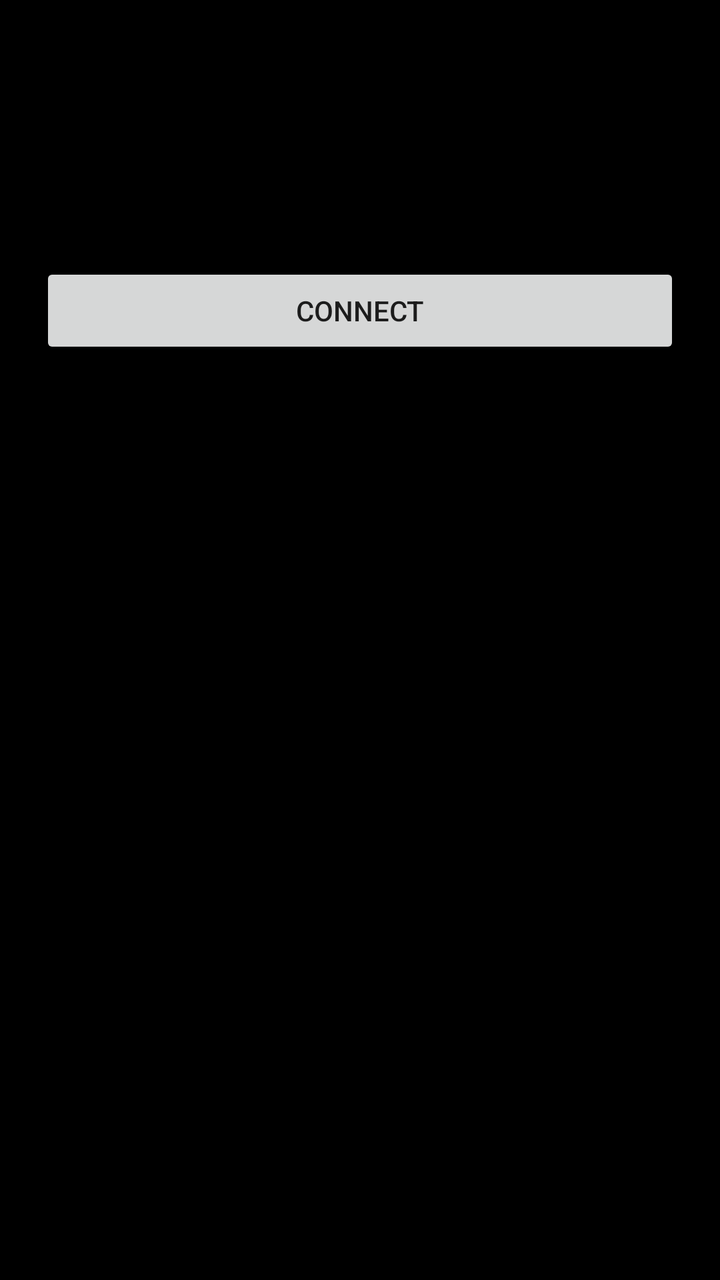
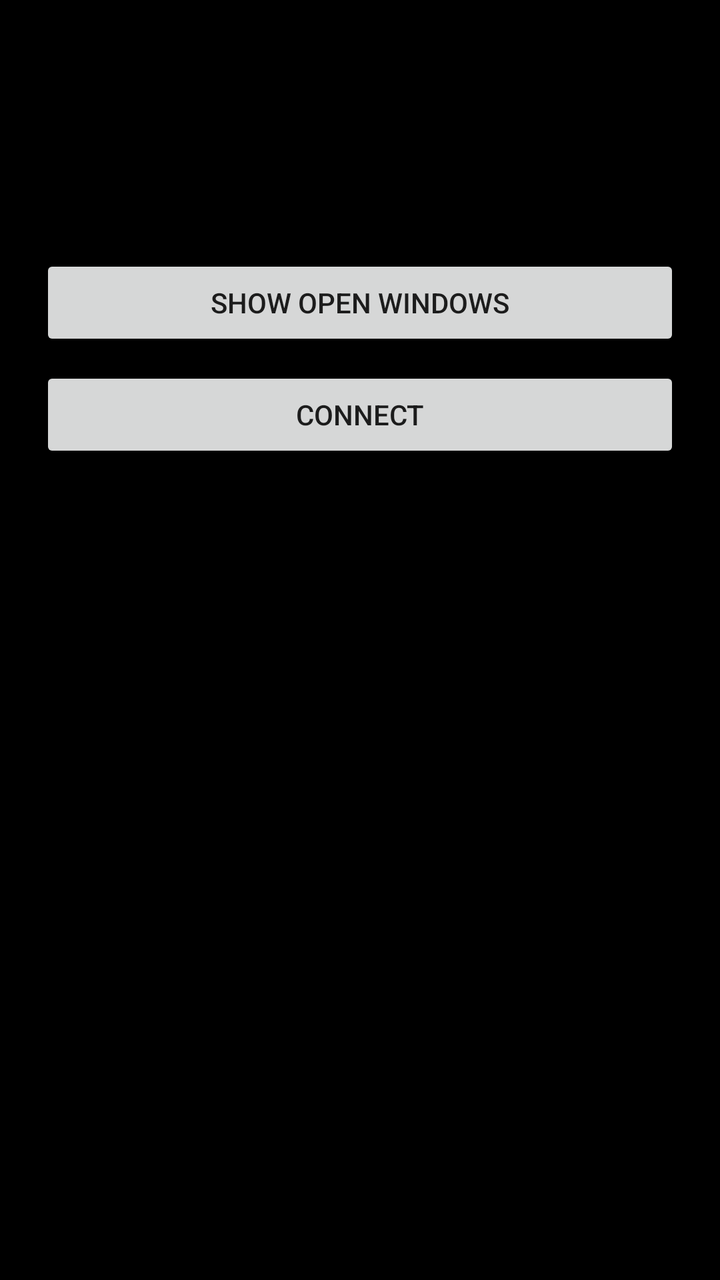

Before-and-after screenshots of an Android layout around one commit, followed by the original layout XML and the change that was made.
<!-- AndroidManifest.xml: application theme Theme.Thorstream -->
<!-- res/layout/activity_main.xml -->
<?xml version="1.0" encoding="utf-8"?>
<LinearLayout xmlns:android="http://schemas.android.com/apk/res/android"
    android:layout_width="match_parent"
    android:layout_height="match_parent"
    android:orientation="vertical"
    android:padding="20dp">

    <TextView
        android:layout_width="wrap_content"
        android:layout_height="wrap_content"
        android:text="@string/app_name"
        android:textSize="24sp"
        android:textStyle="bold" />

    <TextView
        android:layout_width="wrap_content"
        android:layout_height="wrap_content"
        android:layout_marginBottom="12dp"
        android:text="@string/subtitle"
        android:textSize="13sp" />

    <LinearLayout
        android:layout_width="match_parent"
        android:layout_height="wrap_content"
        android:orientation="horizontal">

        <EditText
            android:id="@+id/hostInput"
            android:layout_width="0dp"
            android:layout_height="wrap_content"
            android:layout_weight="2"
            android:autofillHints="192.168.1.10"
            android:hint="@string/hint_host"
            android:inputType="text"
            android:imeOptions="actionDone" />

        <EditText
            android:id="@+id/bitrateInput"
            android:layout_width="0dp"
            android:layout_height="wrap_content"
            android:layout_weight="1"
            android:autofillHints="30000"
            android:hint="@string/hint_bitrate"
            android:inputType="number" />

        <EditText
            android:id="@+id/fpsInput"
            android:layout_width="0dp"
            android:layout_height="wrap_content"
            android:layout_weight="1"
            android:autofillHints="60"
            android:hint="@string/hint_fps"
            android:inputType="number" />
    </LinearLayout>

    <Button
        android:id="@+id/connectButton"
        android:layout_width="match_parent"
        android:layout_height="wrap_content"
        android:layout_marginTop="8dp"
        android:text="@string/connect" />

    <TextView
        android:id="@+id/statusText"
        android:layout_width="match_parent"
        android:layout_height="wrap_content"
        android:layout_marginTop="12dp"
        android:layout_marginBottom="8dp"
        android:text="@string/status_idle"
        android:textSize="13sp" />

    <ListView
        android:id="@+id/windowList"
        android:layout_width="match_parent"
        android:layout_height="0dp"
        android:layout_weight="1" />

</LinearLayout>
<!-- resources referenced by this layout -->
<resources>
  <string name="app_name">thorstream</string>
  <string name="connect">Connect</string>
  <string name="hint_bitrate">kbps</string>
  <string name="hint_fps">fps</string>
  <string name="hint_host">PC IP address</string>
  <string name="status_idle">Enter your PC\'s IP address and connect.</string>
  <string name="subtitle">Stream one game window from your PC.</string>
  <style name="Theme.Thorstream" parent="Theme.AppCompat.DayNight.NoActionBar">
          <item name="android:windowBackground">@android:color/background_dark</item>
      </style>
</resources>

<!-- the commit's change to res/layout/activity_main.xml (unified diff, before → after) -->
@@ -54,6 +54,13 @@
     </LinearLayout>
 
     <Button
+        android:id="@+id/toggleButton"
+        android:layout_width="match_parent"
+        android:layout_height="wrap_content"
+        android:layout_marginTop="4dp"
+        android:text="@string/show_windows" />
+
+    <Button
         android:id="@+id/connectButton"
         android:layout_width="match_parent"
         android:layout_height="wrap_content"
<!-- resource entries referenced after the edit -->
@@ -5,6 +5,7 @@
   <string name="hint_bitrate">kbps</string>
   <string name="hint_fps">fps</string>
   <string name="hint_host">PC IP address</string>
+  <string name="show_windows">Show open windows</string>
   <string name="status_idle">Enter your PC\'s IP address and connect.</string>
   <string name="subtitle">Stream one game window from your PC.</string>
   <style name="Theme.Thorstream" parent="Theme.AppCompat.DayNight.NoActionBar">
